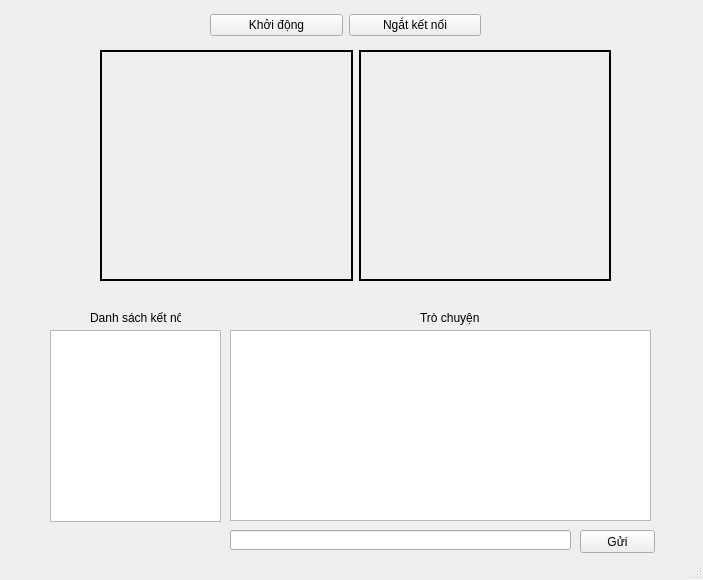
NguyenTrung2002/DetectServer, file ServerApp/server_ui.ui: the form before one commit.
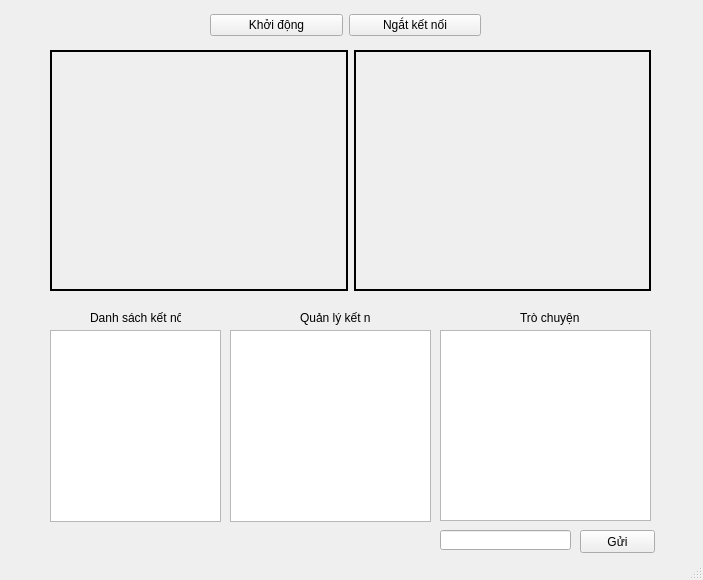
The form after the commit.

What changed in the file:
```diff
--- a/ServerApp/server_ui.ui
+++ b/ServerApp/server_ui.ui
@@ -17,10 +17,10 @@
    <widget class="QWidget" name="horizontalLayoutWidget">
     <property name="geometry">
      <rect>
-      <x>100</x>
+      <x>50</x>
       <y>50</y>
-      <width>511</width>
-      <height>231</height>
+      <width>601</width>
+      <height>241</height>
      </rect>
     </property>
     <layout class="QHBoxLayout" name="horizontalLayout">
@@ -91,12 +91,15 @@
    <widget class="QTextEdit" name="chatTextEdit">
     <property name="geometry">
      <rect>
-      <x>230</x>
+      <x>440</x>
       <y>330</y>
-      <width>421</width>
+      <width>211</width>
       <height>191</height>
      </rect>
     </property>
+    <property name="readOnly">
+     <bool>true</bool>
+    </property>
    </widget>
    <widget class="QLabel" name="label">
     <property name="geometry">
@@ -114,7 +117,7 @@
    <widget class="QLabel" name="label_2">
     <property name="geometry">
      <rect>
-      <x>420</x>
+      <x>520</x>
       <y>310</y>
       <width>61</width>
       <height>16</height>
@@ -127,9 +130,9 @@
    <widget class="QLineEdit" name="sendLine">
     <property name="geometry">
      <rect>
-      <x>230</x>
+      <x>440</x>
       <y>530</y>
-      <width>341</width>
+      <width>131</width>
       <height>20</height>
      </rect>
     </property>
@@ -147,6 +150,29 @@
      <string>Gửi</string>
     </property>
    </widget>
+   <widget class="QTextBrowser" name="manaTextEdit">
+    <property name="geometry">
+     <rect>
+      <x>230</x>
+      <y>330</y>
+      <width>201</width>
+      <height>192</height>
+     </rect>
+    </property>
+   </widget>
+   <widget class="QLabel" name="label_3">
+    <property name="geometry">
+     <rect>
+      <x>300</x>
+      <y>310</y>
+      <width>71</width>
+      <height>16</height>
+     </rect>
+    </property>
+    <property name="text">
+     <string>Quản lý kết nối</string>
+    </property>
+   </widget>
   </widget>
   <widget class="QStatusBar" name="statusbar"/>
  </widget>
```
Left out of the diff: 3 changed lines with no effect on the pictures.
